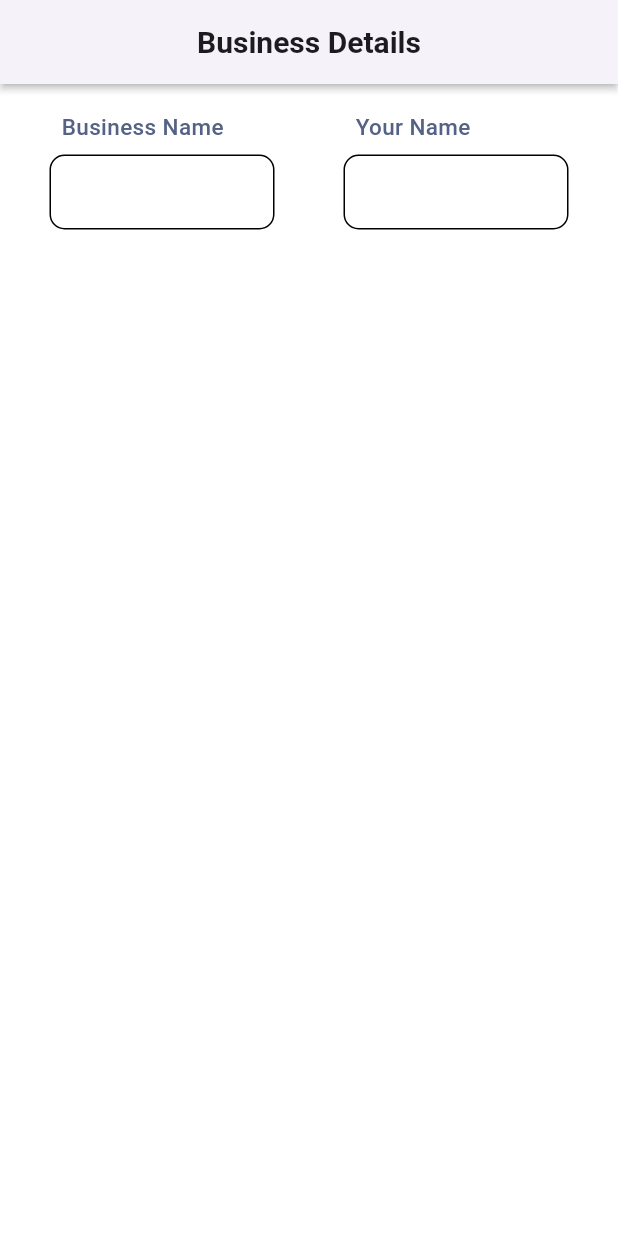
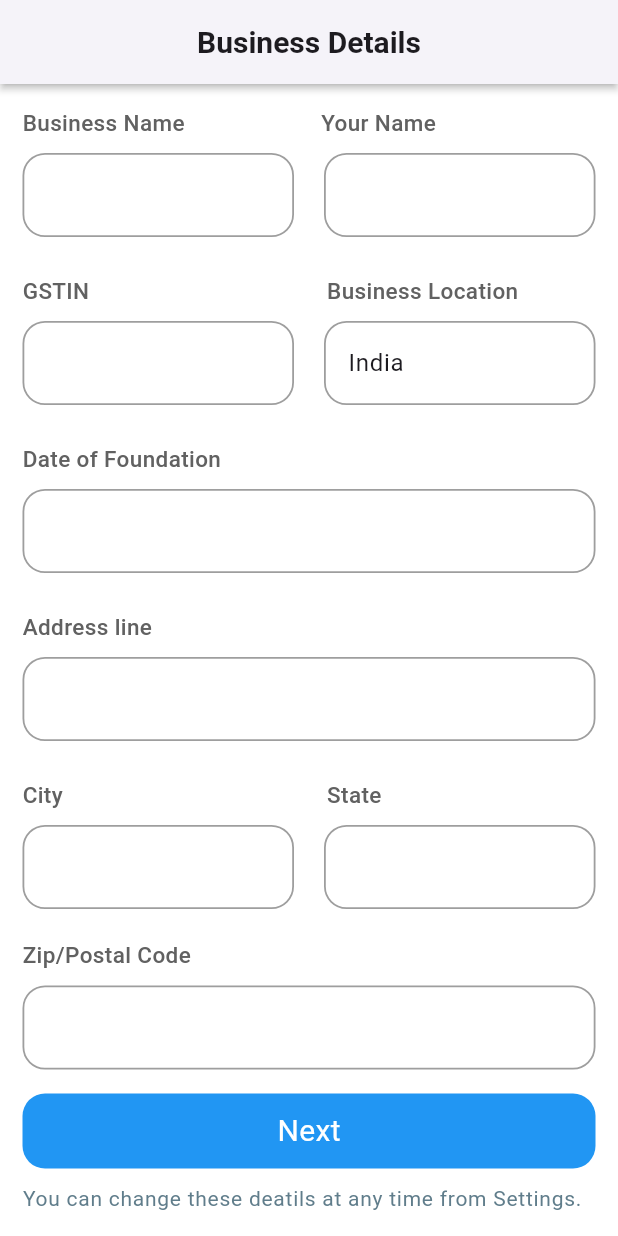
Before and after one commit to Avesh6754/invoice_app, a Flutter app: the screen it shows after launch, on a phone screen of 412 x 824 dp. Run offline on Flutter 3.47's test engine with Material 3 defaults, Android fonts, the phone set to English and light mode, and no system bars.

Commit message:
5-9-2024

```diff
--- a/lib/screens/Business_Page/businesspage.dart
+++ b/lib/screens/Business_Page/businesspage.dart
@@ -1,5 +1,8 @@
 import 'package:flutter/material.dart';
 import 'package:invoice_app/utils/color.dart';
+import 'package:invoice_app/utils/global.dart';
+
+import 'component/businessText.dart';
 
 class Businesspage extends StatefulWidget {
   const Businesspage({super.key});
@@ -15,7 +18,7 @@ class _BusinesspageState extends State<Businesspage> {
       backgroundColor: offwhite,
       appBar: AppBar(
         backgroundColor: offwhite,
-        title: Text(
+        title: const Text(
           'Business Details',
           style: TextStyle(fontSize: 20, fontWeight: FontWeight.bold),
         ),
@@ -24,16 +27,122 @@ class _BusinesspageState extends State<Businesspage> {
         centerTitle: true,
       ),
       body: Padding(
-        padding: const EdgeInsets.all(10),
+        padding: const EdgeInsets.all(15),
         child: Column(
+          crossAxisAlignment: CrossAxisAlignment.start,
           children: [
             Row(
-              mainAxisAlignment: MainAxisAlignment.spaceAround,
               children: [
-                rowtxtmethod(
-                    label: 'Business Name', isheight: true, isWidth: true),
-                rowtxtmethod(label: 'Your Name', isheight: true, isWidth: true)
+                Expanded(child: labelText_Box(name: "Business Name")),
+                Expanded(child: labelText_Box(name: "  Your Name"))
               ],
+            ),
+            const SizedBox(
+              height: 10,
+            ),
+            Row(
+              children: [
+                Expanded(child: inputTextField(txtcontoller: txtBusinessname)),
+                const SizedBox(
+                  width: 20,
+                ),
+                Expanded(child: inputTextField(txtcontoller: txtYourName)),
+              ],
+            ),
+            SizedBox(
+              height: 25,
+            ),
+            Row(
+              children: [
+                Expanded(child: labelText_Box(name: "GSTIN")),
+                Expanded(child: labelText_Box(name: "   Business Location"))
+              ],
+            ),
+            const SizedBox(
+              height: 10,
+            ),
+            Row(
+              children: [
+                Expanded(child: inputTextField(txtcontoller: txtGst)),
+                const SizedBox(
+                  width: 20,
+                ),
+                Expanded(
+                    child: inputTextField(txtcontoller: txtBusinessLoaction)),
+              ],
+            ),
+            const SizedBox(
+              height: 25,
+            ),
+            labelText_Box(name: "Date of Foundation"),
+            const SizedBox(
+              height: 10,
+            ),
+            inputTextField(txtcontoller: txtDatefounder),
+            const SizedBox(
+              height: 25,
+            ),
+            labelText_Box(name: "Address line"),
+            const SizedBox(
+              height: 10,
+            ),
+            inputTextField(txtcontoller: txtAddress),
+            SizedBox(
+              height: 25,
+            ),
+            Row(
+              children: [
+                Expanded(child: labelText_Box(name: "City")),
+                Expanded(child: labelText_Box(name: "   State"))
+              ],
+            ),
+            const SizedBox(
+              height: 10,
+            ),
+            Row(
+              children: [
+                Expanded(child: inputTextField(txtcontoller: txtCity)),
+                const SizedBox(
+                  width: 20,
+                ),
+                Expanded(child: inputTextField(txtcontoller: txtState)),
+              ],
+            ),
+            const SizedBox(
+              height: 20,
+            ),
+            labelText_Box(name: "Zip/Postal Code"),
+            const SizedBox(
+              height: 10,
+            ),
+            inputTextField(txtcontoller: txtZipcode),
+            Spacer(),
+            GestureDetector(
+              onTap: () {
+                Navigator.of(context).pushNamed('/cust');
+              },
+              child: Container(
+                height: 50,
+                width: double.infinity,
+                decoration: BoxDecoration(
+                    color: Colors.blue,
+                    borderRadius: BorderRadius.circular(15)),
+                alignment: Alignment.center,
+                child: Text(
+                  "Next",
+                  style: TextStyle(
+                      color: Colors.white,
+                      fontWeight: FontWeight.w400,
+                      fontSize: 20),
+                ),
+              ),
+            ),
+            const SizedBox(
+              height: 10,
+            ),
+            Text(
+              "You can change these deatils at any time from Settings.",
+              style: TextStyle(color: Colors.blueGrey,letterSpacing: 0.5),
             )
           ],
         ),
@@ -41,35 +150,5 @@ class _BusinesspageState extends State<Businesspage> {
     );
   }
 
-  Column rowtxtmethod(
-      {required String label, required bool isheight, required bool isWidth}) {
-    return Column(
-      crossAxisAlignment: CrossAxisAlignment.start,
-      children: [
-        Padding(
-          padding: const EdgeInsets.all(8.0),
-          child: Text(
-            "$label",
-            style: TextStyle(
-                color: offlabel, fontSize: 15, fontWeight: FontWeight.w500),
-          ),
-        ),
-        Container(
-          height: (isheight) ? 50 : null,
-          width: (isWidth) ? 150 : null,
-          child: TextFormField(
-            decoration: InputDecoration(
-              focusedBorder: OutlineInputBorder(
-                borderRadius: BorderRadius.circular(15),
-                borderSide: BorderSide(color: button,width: 1.6)
-              ),
-              enabledBorder: OutlineInputBorder(
-                borderRadius: BorderRadius.circular(10),
-              ),
-            ),
-          ),
-        ),
-      ],
-    );
-  }
+
 }
--- /dev/null
+++ b/lib/screens/Business_Page/component/businessText.dart
@@ -0,0 +1,23 @@
+import 'package:flutter/material.dart';
+TextField inputTextField({required TextEditingController txtcontoller}) {
+  return TextField(
+    controller: txtcontoller,
+    decoration: InputDecoration(
+      border: OutlineInputBorder(),
+      enabledBorder: OutlineInputBorder(
+          borderSide: BorderSide(color: Colors.grey.shade500, width: 1.2),
+          borderRadius: BorderRadius.circular(15)),
+      focusedBorder: OutlineInputBorder(
+          borderRadius: BorderRadius.circular(15),
+          borderSide: BorderSide(color: Colors.blue, width: 1.5)),
+    ),
+  );
+}
+
+Text labelText_Box({required String name}) => Text(
+  "$name",
+  style: TextStyle(
+      fontWeight: FontWeight.w500,
+      fontSize: 15,
+      color: Colors.grey.shade700),
+);
--- /dev/null
+++ b/lib/screens/Cutomer_Page/customer_Page.dart
@@ -0,0 +1,29 @@
+import 'package:flutter/material.dart';
+
+class CustomerPage extends StatefulWidget {
+  const CustomerPage({super.key});
+
+  @override
+  State<CustomerPage> createState() => _CustomerPageState();
+}
+
+class _CustomerPageState extends State<CustomerPage> {
+  @override
+  Widget build(BuildContext context) {
+    return Scaffold(
+      body: Column(
+        children: [
+          Expanded(
+              child: Container(
+            color: Colors.blueGrey,
+          )),
+          Expanded(
+              flex: 5,
+              child: Container(
+                color: Colors.redAccent,
+              )),
+        ],
+      ),
+    );
+  }
+}
--- a/lib/screens/SplashScreen/slpash_screen.dart
+++ b/lib/screens/SplashScreen/slpash_screen.dart
@@ -12,11 +12,13 @@ class SlpashScreen extends StatefulWidget {
 class _SlpashScreenState extends State<SlpashScreen> {
   @override
   Widget build(BuildContext context) {
-    Timer.periodic(Duration(seconds: 3), (timer) {
-      Navigator.of(context).pushReplacementNamed('/home');
-    },);
+    Timer.periodic(
+      Duration(seconds: 3),
+      (timer) {
+        Navigator.of(context).pushReplacementNamed('/home');
+      },
+    );
     return Scaffold(
-
       body: Center(
         child: Column(
           mainAxisAlignment: MainAxisAlignment.center,
@@ -24,11 +26,17 @@ class _SlpashScreenState extends State<SlpashScreen> {
             Container(
               height: 150,
               width: 150,
-              decoration: BoxDecoration(
-                image: DecorationImage(image: AssetImage('assets/image/logo.png'))
-              ),
+              decoration: const BoxDecoration(
+                  image: DecorationImage(
+                      image: AssetImage('assets/image/logo.png'))),
             ),
-            Text("Invoice App",style: TextStyle(fontWeight: FontWeight.bold,fontSize: 40,color: Colors.blue),)
+            const Text(
+              "Invoice App",
+              style: TextStyle(
+                  fontWeight: FontWeight.bold,
+                  fontSize: 40,
+                  color: Colors.blue),
+            )
           ],
         ),
       ),
--- a/lib/utils/global.dart
+++ b/lib/utils/global.dart
@@ -255,3 +255,15 @@ List productList = [
     "imge": "assets/image/02.png",
   },
 ];
+
+//business page
+
+TextEditingController txtBusinessname=TextEditingController();
+TextEditingController txtYourName=TextEditingController();
+TextEditingController txtGst=TextEditingController();
+TextEditingController txtBusinessLoaction=TextEditingController(text: 'India');
+TextEditingController txtDatefounder=TextEditingController();
+TextEditingController txtAddress=TextEditingController();
+TextEditingController txtCity=TextEditingController();
+TextEditingController txtState=TextEditingController();
+TextEditingController txtZipcode=TextEditingController();
--- a/lib/utils/routes.dart
+++ b/lib/utils/routes.dart
@@ -1,10 +1,13 @@
 import 'package:flutter/material.dart';
 import 'package:invoice_app/screens/Business_Page/businesspage.dart';
+import 'package:invoice_app/screens/Cutomer_Page/customer_Page.dart';
 
 
 import '../screens/SplashScreen/slpash_screen.dart';
 
 Map<String,Widget Function(BuildContext context)> routes={
   '/':(context)=>SlpashScreen(),
-  '/home':(context)=>Businesspage()
+  '/home':(context)=>Businesspage(),
+  '/cust':(context)=>CustomerPage(),
+
 };
```
Also changed, not shown: pubspec.lock.
